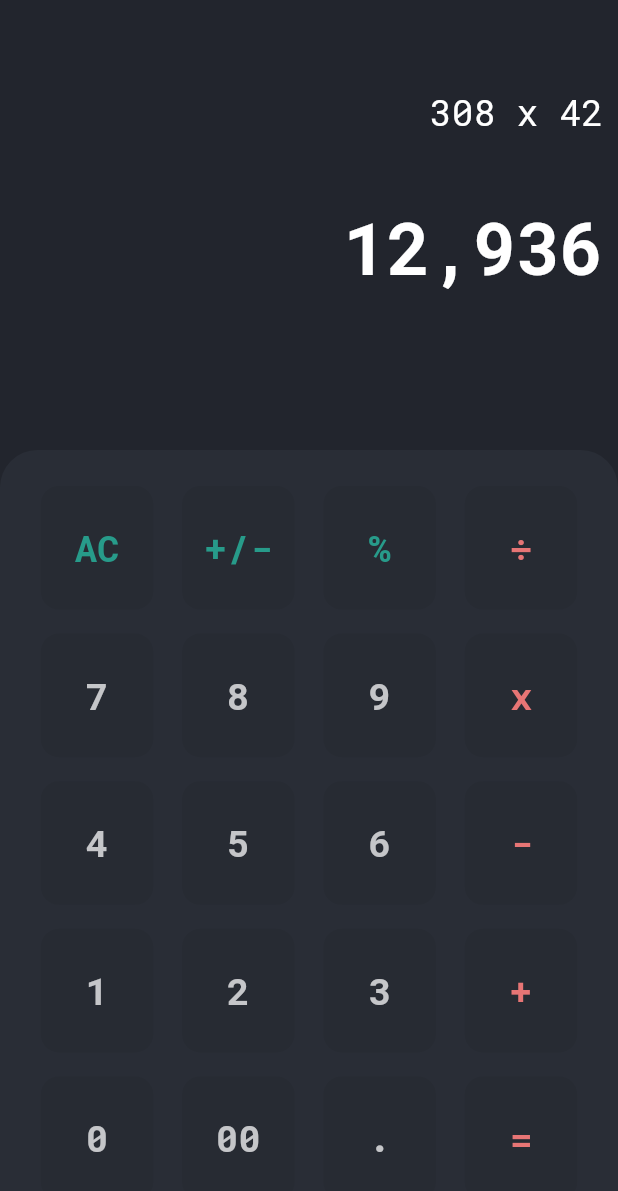
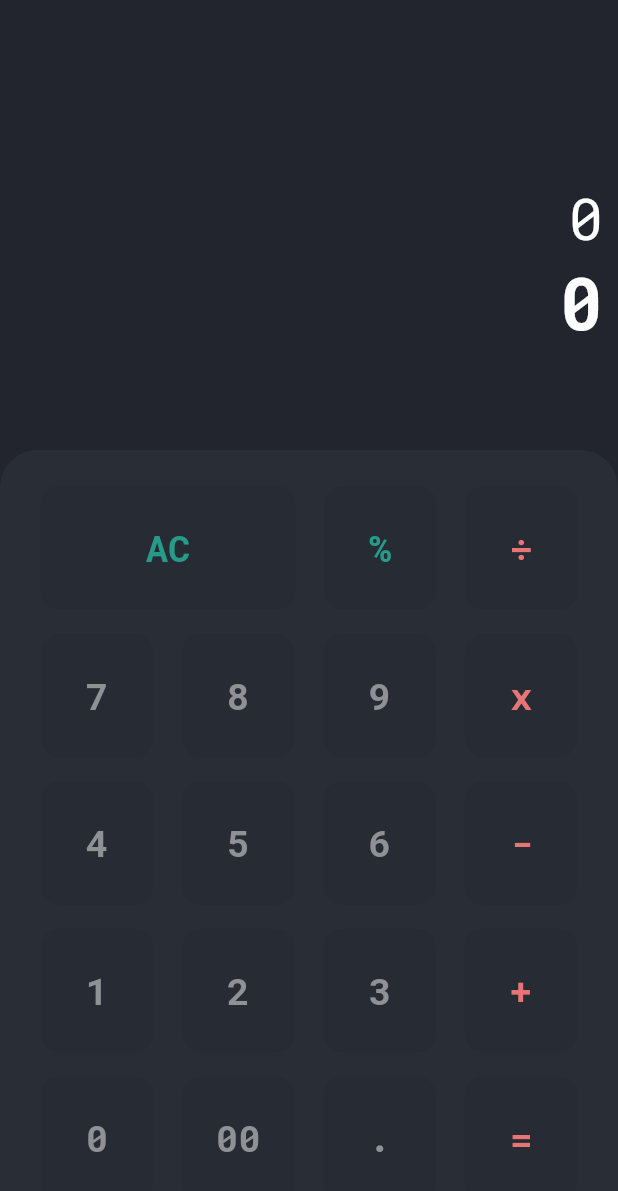
Before and after one commit to nikunjsaraf-oss/flutter_projects, a Flutter app: the screen it shows after launch, after a tap on "AC", on a phone screen of 412 x 824 dp. Shown: the top 1191 px of the screen. Run offline on Flutter 3.47's test engine with Material 2 defaults, Android fonts, the phone set to English and light mode, and no system bars; our stand-ins replace math_expressions.

Commit message:
implementation over

```diff
--- a/calculator/lib/screens/calculator_screen.dart
+++ b/calculator/lib/screens/calculator_screen.dart
@@ -1,4 +1,5 @@
 import 'package:flutter/material.dart';
+import 'package:math_expressions/math_expressions.dart';
 
 class CalculatorScreen extends StatefulWidget {
   @override
@@ -6,8 +7,92 @@ class CalculatorScreen extends StatefulWidget {
 }
 
 class _CalculatorScreenState extends State<CalculatorScreen> {
+  String equation = "0";
+  String result = "0";
+  String expression = "";
+  double equationFontSize = 38.0;
+  double resultFontSize = 48.0;
+
   static const int operatorColor = 0xFFE77575;
   static const int specialOperatorColor = 0xFF279B8A;
+  static const int numberColor = 0xFF8F9195;
+
+  void onTapHandler(String buttonValue) {
+    setState(() {
+      if (buttonValue == "AC") {
+        equation = "0";
+        result = "0";
+        equationFontSize = 38.0;
+        resultFontSize = 48.0;
+      } else if (buttonValue == "=") {
+        equationFontSize = 38.0;
+        resultFontSize = 48.0;
+
+        expression = equation;
+        expression = expression.replaceAll('x', '*');
+        expression = expression.replaceAll('÷', '/');
+
+        try {
+          Parser p = Parser();
+          Expression exp = p.parse(expression);
+
+          ContextModel cm = ContextModel();
+          result = '${exp.evaluate(EvaluationType.REAL, cm)}';
+        } catch (e) {
+          result = "Error";
+        }
+      } else {
+        equationFontSize = 48.0;
+        resultFontSize = 38.0;
+        if (equation == "0") {
+          equation = buttonValue;
+        } else {
+          equation = equation + buttonValue;
+        }
+      }
+    });
+  }
+
+  Widget customButton(String value) {
+    int buttonColor;
+    if (value == 'AC' || value == '+/-' || value == "%") {
+      buttonColor = specialOperatorColor;
+    } else if (value == '÷' ||
+        value == 'x' ||
+        value == '+' ||
+        value == '-' ||
+        value == '=') {
+      buttonColor = operatorColor;
+    } else {
+      buttonColor = numberColor;
+    }
+
+    return Padding(
+      padding: const EdgeInsets.all(8.0),
+      child: GestureDetector(
+        onTap: () => onTapHandler(value),
+        child: Container(
+          height: MediaQuery.of(context).size.height * 0.1,
+          width: value == 'AC' ? 170 : 75,
+          decoration: BoxDecoration(
+            color: Theme.of(context).buttonColor,
+            borderRadius: BorderRadius.circular(12),
+          ),
+          child: Center(
+            child: Text(
+              value,
+              style: TextStyle(
+                fontFamily: 'Roboto',
+                fontSize: 25,
+                fontWeight: FontWeight.bold,
+                color: Color(buttonColor),
+              ),
+            ),
+          ),
+        ),
+      ),
+    );
+  }
 
   @override
   Widget build(BuildContext context) {
@@ -15,27 +100,25 @@ class _CalculatorScreenState extends State<CalculatorScreen> {
       child: Scaffold(
         body: Column(
           children: [
-            Expanded(
-              child: Container(
+            SizedBox(height: 100),
+            Container(
               alignment: Alignment.centerRight,
-                padding: EdgeInsets.fromLTRB(10, 50, 10, 0),
+              padding: EdgeInsets.fromLTRB(10, 20, 10, 0),
               child: Text(
-                  '308 x 42',
-                  style: TextStyle(fontSize: 24, fontFamily: 'Roboto'),
+                equation,
+                style:
+                    TextStyle(fontSize: equationFontSize, fontFamily: 'Roboto'),
               ),
             ),
-            ),
-            Expanded(
-              child: Container(
+            Container(
               alignment: Alignment.centerRight,
-                padding: EdgeInsets.fromLTRB(10, 30, 10, 0),
+              padding: EdgeInsets.fromLTRB(10, 00, 10, 0),
               child: Text(
-                  '12,936',
+                result,
                 style: TextStyle(
                   fontFamily: 'Roboto',
-                    fontSize: 48,
+                  fontSize: resultFontSize,
                   fontWeight: FontWeight.bold,
-                  ),
                 ),
               ),
             ),
@@ -60,69 +143,58 @@ class _CalculatorScreenState extends State<CalculatorScreen> {
                     Row(
                       mainAxisAlignment: MainAxisAlignment.spaceEvenly,
                       children: [
-                        CustomButton(
-                          value: 'AC',
-                          colorValue: specialOperatorColor,
+                        customButton(
+                          'AC',
                         ),
-                        CustomButton(
-                          value: '+/-',
-                          colorValue: specialOperatorColor,
+                        customButton(
+                          '%',
                         ),
-                        CustomButton(
-                          value: '%',
-                          colorValue: specialOperatorColor,
-                        ),
-                        CustomButton(
-                          value: '÷',
-                          colorValue: operatorColor,
+                        customButton(
+                          '÷',
                         ),
                       ],
                     ),
                     Row(
                       mainAxisAlignment: MainAxisAlignment.spaceEvenly,
                       children: [
-                        CustomButton(value: '7'),
-                        CustomButton(value: '8'),
-                        CustomButton(value: '9'),
-                        CustomButton(
-                          value: 'x',
-                          colorValue: operatorColor,
+                        customButton('7'),
+                        customButton('8'),
+                        customButton('9'),
+                        customButton(
+                          'x',
                         ),
                       ],
                     ),
                     Row(
                       mainAxisAlignment: MainAxisAlignment.spaceEvenly,
                       children: [
-                        CustomButton(value: '4'),
-                        CustomButton(value: '5'),
-                        CustomButton(value: '6'),
-                        CustomButton(
-                          value: '-',
-                          colorValue: operatorColor,
+                        customButton('4'),
+                        customButton('5'),
+                        customButton('6'),
+                        customButton(
+                          '-',
                         ),
                       ],
                     ),
                     Row(
                       mainAxisAlignment: MainAxisAlignment.spaceEvenly,
                       children: [
-                        CustomButton(value: '1'),
-                        CustomButton(value: '2'),
-                        CustomButton(value: '3'),
-                        CustomButton(
-                          value: '+',
-                          colorValue: operatorColor,
+                        customButton('1'),
+                        customButton('2'),
+                        customButton('3'),
+                        customButton(
+                          '+',
                         ),
                       ],
                     ),
                     Row(
                       mainAxisAlignment: MainAxisAlignment.spaceEvenly,
                       children: [
-                        CustomButton(value: '0'),
-                        CustomButton(value: '00'),
-                        CustomButton(value: '.'),
-                        CustomButton(
-                          value: '=',
-                          colorValue: operatorColor,
+                        customButton('0'),
+                        customButton('00'),
+                        customButton('.'),
+                        customButton(
+                          '=',
                         ),
                       ],
                     ),
@@ -136,43 +208,3 @@ class _CalculatorScreenState extends State<CalculatorScreen> {
     );
   }
 }
-
-class CustomButton extends StatelessWidget {
-  const CustomButton({
-    @required this.value,
-    this.colorValue = 0xFFC5C6C9,
-    Key key,
-  }) : super(key: key);
-
-  final String value;
-  final int colorValue;
-
-  @override
-  Widget build(BuildContext context) {
-    return Padding(
-      padding: const EdgeInsets.all(8.0),
-      child: GestureDetector(
-        onTap: () {},
-        child: Container(
-          height: MediaQuery.of(context).size.height * 0.1,
-          width: 75,
-          decoration: BoxDecoration(
-            color: Theme.of(context).buttonColor,
-            borderRadius: BorderRadius.circular(12),
-          ),
-          child: Center(
-            child: Text(
-              value,
-              style: TextStyle(
-                fontFamily: 'Roboto',
-                fontSize: 25,
-                fontWeight: FontWeight.bold,
-                color: Color(colorValue),
-              ),
-            ),
-          ),
-        ),
-      ),
-    );
-  }
-}
```
Lines whose indentation alone changed are shown as unchanged.
